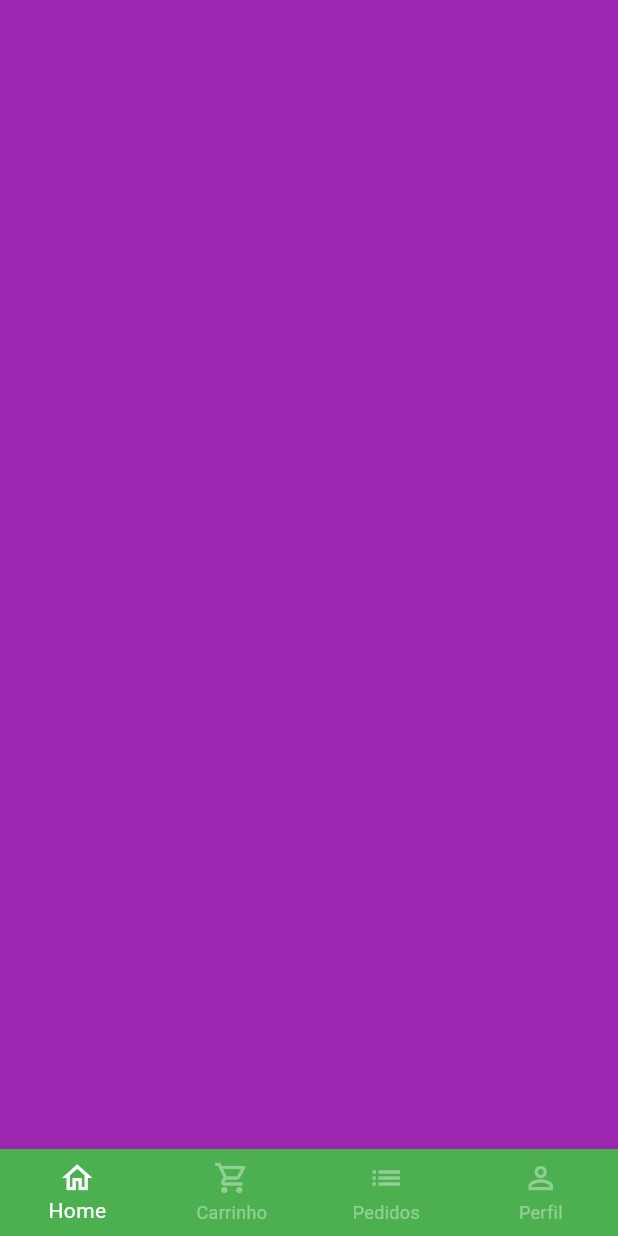
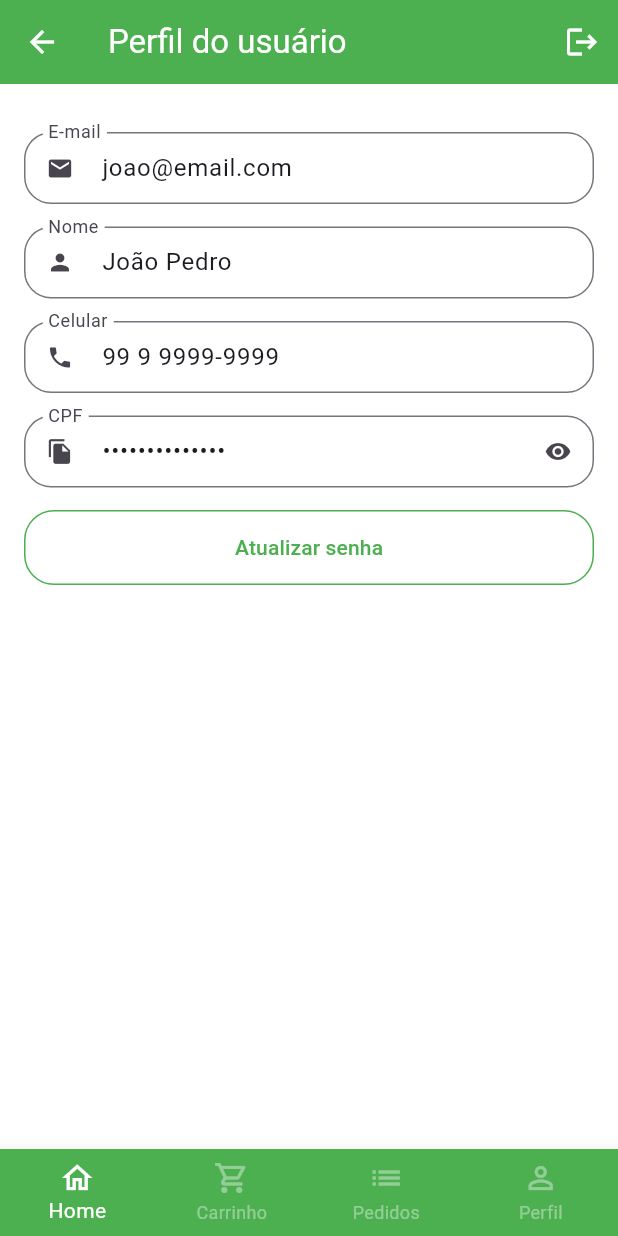
Before and after one commit to danielacsapps/greengrocer, a Flutter app: the BaseScreen screen opened directly, swiped to page 4, on a phone screen of 412 x 824 dp. Run offline on Flutter 3.47's test engine with Material 3 defaults, Android fonts, the phone set to English and light mode, and no system bars; our stand-ins replace animated_text_kit, badges, mask_text_input_formatter.

Commit message:
Seção 8: Flutter UI: Tela de perfil

```diff
--- a/lib/src/config/app_data.dart
+++ b/lib/src/config/app_data.dart
@@ -1,5 +1,6 @@
 import 'package:greengrocer/src/models/cart_item_model.dart';
 import 'package:greengrocer/src/models/item_model.dart';
+import 'package:greengrocer/src/models/user_model.dart';
 
 ItemModel apple = ItemModel(
   description:
@@ -70,3 +71,11 @@
   CartItemModel(item: mango, quantity: 1),
   CartItemModel(item: guava, quantity: 3),
 ];
+
+UserModel user = UserModel(
+  phone: '99 9 9999-9999',
+  cpf: '999.999.999-99',
+  email: 'joao@email.com',
+  name: 'João Pedro',
+  password: '',
+);
--- /dev/null
+++ b/lib/src/models/user_model.dart
@@ -0,0 +1,15 @@
+class UserModel {
+  String name;
+  String email;
+  String phone;
+  String cpf;
+  String password;
+
+  UserModel({
+    required this.phone,
+    required this.cpf,
+    required this.email,
+    required this.name,
+    required this.password,
+  });
+}
--- a/lib/src/pages/auth/sign_in_screen.dart
+++ b/lib/src/pages/auth/sign_in_screen.dart
@@ -1,6 +1,6 @@
 import 'package:animated_text_kit/animated_text_kit.dart';
 import 'package:flutter/material.dart';
-import 'package:greengrocer/src/pages/auth/components/custom_text_field.dart';
+import 'package:greengrocer/src/pages/common_widgets/custom_text_field.dart';
 import 'package:greengrocer/src/pages/auth/sign_up_screen.dart';
 import 'package:greengrocer/src/pages/base/base_screen.dart';
 import 'package:greengrocer/src/config/custom_colors.dart';
--- a/lib/src/pages/auth/sign_up_screen.dart
+++ b/lib/src/pages/auth/sign_up_screen.dart
@@ -1,5 +1,5 @@
 import 'package:flutter/material.dart';
-import 'package:greengrocer/src/pages/auth/components/custom_text_field.dart';
+import 'package:greengrocer/src/pages/common_widgets/custom_text_field.dart';
 import 'package:greengrocer/src/config/custom_colors.dart';
 import 'package:mask_text_input_formatter/mask_text_input_formatter.dart';
 
--- a/lib/src/pages/base/base_screen.dart
+++ b/lib/src/pages/base/base_screen.dart
@@ -1,6 +1,7 @@
 import 'package:flutter/material.dart';
 import 'package:greengrocer/src/pages/cart/cart_tab.dart';
 import 'package:greengrocer/src/pages/home/home_tab.dart';
+import 'package:greengrocer/src/pages/profile/profile_tab.dart';
 
 class BaseScreen extends StatefulWidget {
   const BaseScreen({super.key});
@@ -22,8 +23,8 @@
         children: [
           const HomeTab(),
           CartTab(),
-          Container(color: Colors.blue),
           Container(color: Colors.purple),
+          ProfileTab(),
         ],
       ),
 
--- a/lib/src/pages/auth/components/custom_text_field.dart
+++ b/lib/src/pages/common_widgets/custom_text_field.dart
@@ -6,6 +6,8 @@
   final String label;
   final bool isSecret;
   final List<TextInputFormatter>? inputFormatters;
+  final String? initialValue;
+  final bool readOnly;
 
   const CustomTextField({
     super.key,
@@ -13,6 +15,8 @@
     required this.label,
     this.isSecret = false,
     this.inputFormatters,
+    this.initialValue,
+    this.readOnly = false,
   });
 
   @override
@@ -33,6 +37,8 @@
     return Padding(
       padding: const EdgeInsets.only(bottom: 15),
       child: TextFormField(
+        readOnly: widget.readOnly,
+        initialValue: widget.initialValue,
         inputFormatters: widget.inputFormatters,
         obscureText: isObscure,
         decoration: InputDecoration(
--- a/lib/src/pages/common_widgets/quantity_widget.dart
+++ b/lib/src/pages/common_widgets/quantity_widget.dart
@@ -72,7 +72,6 @@
   final VoidCallback onPressed;
 
   const _QuantityButton({
-    super.key,
     required this.color,
     required this.icon,
     required this.onPressed,
--- /dev/null
+++ b/lib/src/pages/profile/profile_tab.dart
@@ -0,0 +1,144 @@
+import 'package:flutter/material.dart';
+import 'package:greengrocer/src/pages/common_widgets/custom_text_field.dart';
+import 'package:greengrocer/src/config/app_data.dart' as appData;
+
+class ProfileTab extends StatefulWidget {
+  const ProfileTab({super.key});
+
+  @override
+  State<ProfileTab> createState() => _ProfileTabState();
+}
+
+class _ProfileTabState extends State<ProfileTab> {
+  @override
+  Widget build(BuildContext context) {
+    return Scaffold(
+      appBar: AppBar(
+        title: const Text('Perfil do usuário'),
+        actions: [IconButton(onPressed: () {}, icon: const Icon(Icons.logout))],
+      ),
+
+      body: ListView(
+        physics: const BouncingScrollPhysics(),
+        padding: const EdgeInsets.fromLTRB(16, 32, 16, 16),
+        children: [
+          CustomTextField(
+            icon: Icons.email,
+            label: 'E-mail',
+            initialValue: appData.user.email,
+            readOnly: true,
+          ),
+          CustomTextField(
+            icon: Icons.person,
+            label: 'Nome',
+            initialValue: appData.user.name,
+            readOnly: true,
+          ),
+          CustomTextField(
+            icon: Icons.phone,
+            label: 'Celular',
+            initialValue: appData.user.phone,
+            readOnly: true,
+          ),
+          CustomTextField(
+            icon: Icons.file_copy,
+            label: 'CPF',
+            isSecret: true,
+            initialValue: appData.user.cpf,
+            readOnly: true,
+          ),
+          SizedBox(
+            height: 50,
+            child: OutlinedButton(
+              style: OutlinedButton.styleFrom(
+                side: const BorderSide(color: Colors.green),
+                shape: RoundedRectangleBorder(
+                  borderRadius: BorderRadiusGeometry.circular(20),
+                ),
+              ),
+              onPressed: () {
+                updatePassword();
+              },
+              child: const Text('Atualizar senha'),
+            ),
+          ),
+        ],
+      ),
+    );
+  }
+
+  Future<bool?> updatePassword() {
+    return showDialog(
+      context: context,
+      builder: (context) {
+        return Dialog(
+          shape: RoundedRectangleBorder(
+            borderRadius: BorderRadiusGeometry.circular(20),
+          ),
+          child: Stack(
+            children: [
+              Padding(
+                padding: const EdgeInsets.all(16),
+                child: Column(
+                  crossAxisAlignment: CrossAxisAlignment.stretch,
+                  mainAxisSize: MainAxisSize.min,
+                  children: [
+                    Padding(
+                      padding: const EdgeInsets.symmetric(vertical: 12),
+                      child: Text(
+                        'Atualização de senha',
+                        textAlign: TextAlign.center,
+                        style: TextStyle(
+                          fontSize: 18,
+                          fontWeight: FontWeight.bold,
+                        ),
+                      ),
+                    ),
+                    CustomTextField(
+                      icon: Icons.lock,
+                      label: 'Senha atual',
+                      isSecret: true,
+                    ),
+                    CustomTextField(
+                      icon: Icons.lock_outline,
+                      label: 'Nova senha',
+                      isSecret: true,
+                    ),
+                    CustomTextField(
+                      icon: Icons.lock_outline,
+                      label: 'Confirmar nova senha',
+                      isSecret: true,
+                    ),
+
+                    SizedBox(
+                      height: 45,
+                      child: ElevatedButton(
+                        style: ElevatedButton.styleFrom(
+                          shape: RoundedRectangleBorder(
+                            borderRadius: BorderRadiusGeometry.circular(20),
+                          ),
+                        ),
+                        onPressed: () {},
+                        child: const Text('Atualizar'),
+                      ),
+                    ),
+                  ],
+                ),
+              ),
+              Positioned(
+                top: 5,
+                right: 5,
+                child: IconButton(
+                  onPressed: () {
+                    Navigator.of(context).pop();
+                  },
+                  icon: const Icon(Icons.close),
+                ),
+              ),
+            ],
+          ),
+        );
+      },
+    );
+  }
+}
```
